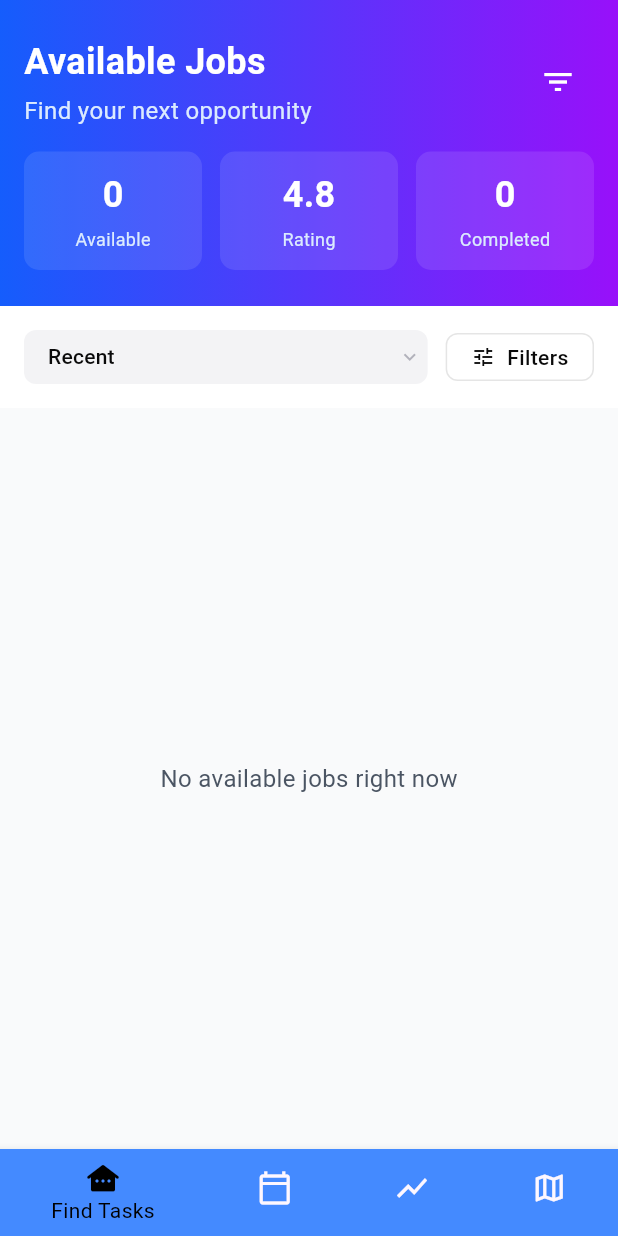
After one commit to Wlszn/localheroes, a Flutter app: the HeroMainScreen screen opened directly, on a phone screen of 412 x 824 dp. The commit adds this screen. Run offline on Flutter 3.47's test engine with Material 3 defaults, Android fonts, the phone set to English and light mode, and no system bars; our stand-ins replace cloud_firestore, firebase_auth, firebase_core, splashscreen; accounts and stored records are empty.

Commit message:
Add FindTasks screen, hero UI, and job stream
Introduce seeker/hero-specific screens and job streaming: added FindTasksScreen (job listing UI with filters, sorting and job cards) and HeroMainScreen with a new hero_bottom_navigation widget. Added TaskController.getAvailableJobs() to stream open tasks from Firestore. Updated Login and Splash to route to SeekerMainScreen or HeroMainScreen and renamed main_screen/job_list_screen/bottom_navigation to seeker-specific filenames to separate seeker vs hero flows. Minor UI/layout touches and placeholders (distance logic, apply action) left for future work.

```diff
--- a/lib/Screens/Onloading/splashscreen.dart
+++ b/lib/Screens/Onloading/splashscreen.dart
@@ -1,6 +1,6 @@
 import 'package:flutter/material.dart';
 import 'package:splashscreen/splashscreen.dart';
-import '../main_screen.dart';
+import '../seeker_main_screen.dart';
 import '../Registration/role_screen.dart';
 import '../Registration/register_screen.dart';
 import '../Registration/login_screen.dart';
--- /dev/null
+++ b/lib/Screens/find_tasks_page.dart
@@ -0,0 +1,485 @@
+import 'package:flutter/material.dart';
+import 'package:intl/intl.dart';
+import '../Controllers/task_controller.dart';
+import '../Models/task_model.dart';
+
+class FindTasksScreen extends StatefulWidget {
+  const FindTasksScreen({Key? key}) : super(key: key);
+
+  @override
+  State<FindTasksScreen> createState() => _FindTasksScreenState();
+}
+
+class _FindTasksScreenState extends State<FindTasksScreen> {
+  final TaskController _taskController = TaskController();
+  String _selectedFilter = 'Recent';
+
+  String _formatDate(DateTime dateTime) {
+    return DateFormat('M/d/yyyy').format(dateTime);
+  }
+
+  String _formatTime(DateTime dateTime) {
+    return DateFormat('h:mm a').format(dateTime);
+  }
+
+  String _formatPostedTime(DateTime createdAt) {
+    final difference = DateTime.now().difference(createdAt);
+
+    if (difference.inMinutes < 1) {
+      return 'Posted just now';
+    } else if (difference.inMinutes < 60) {
+      return 'Posted ${difference.inMinutes} min ago';
+    } else if (difference.inHours < 24) {
+      return 'Posted ${difference.inHours} hour${difference.inHours > 1 ? 's' : ''} ago';
+    } else {
+      return 'Posted ${difference.inDays} day${difference.inDays > 1 ? 's' : ''} ago';
+    }
+  }
+
+  List<JobModel> _sortJobs(List<JobModel> jobs) {
+    final sorted = [...jobs];
+
+    switch (_selectedFilter) {
+      case 'Highest Pay':
+        sorted.sort((a, b) => b.price.compareTo(a.price));
+        break;
+      case 'Recent':
+        sorted.sort((a, b) => b.createdAt.compareTo(a.createdAt));
+        break;
+      case 'Nearest':
+      default:
+      // Placeholder for now since no coordinates/distance logic yet
+        sorted.sort((a, b) => b.createdAt.compareTo(a.createdAt));
+        break;
+    }
+
+    return sorted;
+  }
+
+  @override
+  Widget build(BuildContext context) {
+    return Scaffold(
+      backgroundColor: const Color(0xFFF9FAFB),
+      body: SafeArea(
+        child: StreamBuilder<List<JobModel>>(
+          stream: _taskController.getAvailableJobs(),
+          builder: (context, snapshot) {
+            if (snapshot.connectionState == ConnectionState.waiting) {
+              return const Center(child: CircularProgressIndicator());
+            }
+
+            if (snapshot.hasError) {
+              return const Center(
+                child: Text('Error loading jobs'),
+              );
+            }
+
+            final jobs = _sortJobs(snapshot.data ?? []);
+
+            return Column(
+              children: [
+                _buildHeader(jobs.length),
+                _buildFilterBar(),
+                Expanded(
+                  child: jobs.isEmpty
+                      ? const Center(
+                    child: Text(
+                      'No available jobs right now',
+                      style: TextStyle(
+                        fontSize: 16,
+                        color: Color(0xFF4B5563),
+                      ),
+                    ),
+                  )
+                      : ListView.builder(
+                    padding: const EdgeInsets.symmetric(
+                      horizontal: 16,
+                      vertical: 24,
+                    ),
+                    itemCount: jobs.length,
+                    itemBuilder: (context, index) {
+                      return Padding(
+                        padding: const EdgeInsets.only(bottom: 16),
+                        child: _buildJobCard(jobs[index]),
+                      );
+                    },
+                  ),
+                ),
+              ],
+            );
+          },
+        ),
+      ),
+    );
+  }
+
+  Widget _buildHeader(int jobCount) {
+    return Container(
+      decoration: const BoxDecoration(
+        gradient: LinearGradient(
+          begin: Alignment.centerLeft,
+          end: Alignment.centerRight,
+          colors: [Color(0xFF155DFC), Color(0xFF9810FA)],
+        ),
+      ),
+      padding: const EdgeInsets.fromLTRB(16, 24, 16, 24),
+      child: Column(
+        children: [
+          Row(
+            mainAxisAlignment: MainAxisAlignment.spaceBetween,
+            children: [
+              const Column(
+                crossAxisAlignment: CrossAxisAlignment.start,
+                children: [
+                  Text(
+                    'Available Jobs',
+                    style: TextStyle(
+                      fontSize: 24,
+                      fontWeight: FontWeight.bold,
+                      color: Colors.white,
+                    ),
+                  ),
+                  SizedBox(height: 4),
+                  Text(
+                    'Find your next opportunity',
+                    style: TextStyle(
+                      fontSize: 16,
+                      color: Color(0xFFDBEAFE),
+                    ),
+                  ),
+                ],
+              ),
+              IconButton(
+                icon: const Icon(Icons.filter_list, color: Colors.white),
+                onPressed: () {},
+              ),
+            ],
+          ),
+          const SizedBox(height: 16),
+          Row(
+            children: [
+              Expanded(child: _buildStatCard(jobCount.toString(), 'Available')),
+              const SizedBox(width: 12),
+              Expanded(child: _buildStatCard('4.8', 'Rating')),
+              const SizedBox(width: 12),
+              Expanded(child: _buildStatCard('0', 'Completed')),
+            ],
+          ),
+        ],
+      ),
+    );
+  }
+
+  Widget _buildStatCard(String value, String label) {
+    return Container(
+      padding: const EdgeInsets.all(12),
+      decoration: BoxDecoration(
+        color: Colors.white.withOpacity(0.1),
+        borderRadius: BorderRadius.circular(10),
+      ),
+      child: Column(
+        children: [
+          Text(
+            value,
+            style: const TextStyle(
+              fontSize: 24,
+              fontWeight: FontWeight.bold,
+              color: Colors.white,
+            ),
+          ),
+          const SizedBox(height: 4),
+          Text(
+            label,
+            style: const TextStyle(
+              fontSize: 12,
+              color: Color(0xFFDBEAFE),
+            ),
+          ),
+        ],
+      ),
+    );
+  }
+
+  Widget _buildFilterBar() {
+    return Container(
+      color: Colors.white,
+      padding: const EdgeInsets.all(16),
+      child: Row(
+        children: [
+          Expanded(
+            child: Container(
+              height: 36,
+              decoration: BoxDecoration(
+                color: const Color(0xFFF3F3F5),
+                borderRadius: BorderRadius.circular(8),
+              ),
+              child: DropdownButtonHideUnderline(
+                child: ButtonTheme(
+                  alignedDropdown: true,
+                  child: DropdownButton<String>(
+                    value: _selectedFilter,
+                    icon: const Icon(
+                      Icons.keyboard_arrow_down,
+                      size: 16,
+                      color: Color(0x80717182),
+                    ),
+                    items: ['Nearest', 'Recent', 'Highest Pay']
+                        .map((String value) {
+                      return DropdownMenuItem<String>(
+                        value: value,
+                        child: Text(
+                          value,
+                          style: const TextStyle(
+                            fontSize: 14,
+                            color: Color(0xFF0A0A0A),
+                          ),
+                        ),
+                      );
+                    }).toList(),
+                    onChanged: (String? newValue) {
+                      setState(() {
+                        _selectedFilter = newValue!;
+                      });
+                    },
+                  ),
+                ),
+              ),
+            ),
+          ),
+          const SizedBox(width: 12),
+          Container(
+            height: 32,
+            padding: const EdgeInsets.symmetric(horizontal: 16),
+            decoration: BoxDecoration(
+              color: Colors.white,
+              border: Border.all(color: const Color(0x1A000000)),
+              borderRadius: BorderRadius.circular(8),
+            ),
+            child: const Row(
+              children: [
+                Icon(Icons.tune, size: 16, color: Color(0xFF0A0A0A)),
+                SizedBox(width: 8),
+                Text(
+                  'Filters',
+                  style: TextStyle(
+                    fontSize: 14,
+                    fontWeight: FontWeight.w500,
+                    color: Color(0xFF0A0A0A),
+                  ),
+                ),
+              ],
+            ),
+          ),
+        ],
+      ),
+    );
+  }
+
+  Widget _buildJobCard(JobModel job) {
+    return Container(
+      decoration: BoxDecoration(
+        color: Colors.white,
+        borderRadius: BorderRadius.circular(14),
+        boxShadow: [
+          BoxShadow(
+            color: Colors.black.withOpacity(0.1),
+            blurRadius: 3,
+            offset: const Offset(0, 1),
+          ),
+        ],
+      ),
+      child: Column(
+        crossAxisAlignment: CrossAxisAlignment.start,
+        children: [
+          Padding(
+            padding: const EdgeInsets.all(21),
+            child: Column(
+              crossAxisAlignment: CrossAxisAlignment.start,
+              children: [
+                Row(
+                  children: [
+                    Container(
+                      padding: const EdgeInsets.symmetric(
+                        horizontal: 9,
+                        vertical: 3,
+                      ),
+                      decoration: BoxDecoration(
+                        color: const Color(0xFFEFF6FF),
+                        borderRadius: BorderRadius.circular(8),
+                      ),
+                      child: Text(
+                        job.categoryId,
+                        style: const TextStyle(
+                          fontSize: 12,
+                          fontWeight: FontWeight.w500,
+                          color: Color(0xFF1447E6),
+                        ),
+                      ),
+                    ),
+                    const SizedBox(width: 8),
+                    Container(
+                      padding: const EdgeInsets.symmetric(
+                        horizontal: 9,
+                        vertical: 3,
+                      ),
+                      decoration: BoxDecoration(
+                        border: Border.all(color: const Color(0x1A000000)),
+                        borderRadius: BorderRadius.circular(8),
+                      ),
+                      child: Text(
+                        _formatDate(job.createdAt),
+                        style: const TextStyle(
+                          fontSize: 12,
+                          fontWeight: FontWeight.w500,
+                          color: Color(0xFF0A0A0A),
+                        ),
+                      ),
+                    ),
+                  ],
+                ),
+                const SizedBox(height: 8),
+                Row(
+                  crossAxisAlignment: CrossAxisAlignment.start,
+                  children: [
+                    Expanded(
+                      child: Column(
+                        crossAxisAlignment: CrossAxisAlignment.start,
+                        children: [
+                          Text(
+                            job.title,
+                            style: const TextStyle(
+                              fontSize: 18,
+                              fontWeight: FontWeight.w600,
+                              color: Color(0xFF101828),
+                            ),
+                          ),
+                          const SizedBox(height: 4),
+                          Text(
+                            job.description,
+                            style: const TextStyle(
+                              fontSize: 14,
+                              fontWeight: FontWeight.w500,
+                              color: Color(0xFF4A5565),
+                              height: 1.4,
+                            ),
+                            maxLines: 2,
+                            overflow: TextOverflow.ellipsis,
+                          ),
+                        ],
+                      ),
+                    ),
+                    const SizedBox(width: 16),
+                    Column(
+                      crossAxisAlignment: CrossAxisAlignment.end,
+                      children: [
+                        Text(
+                          '\$${job.price.toStringAsFixed(0)}',
+                          style: const TextStyle(
+                            fontSize: 24,
+                            fontWeight: FontWeight.bold,
+                            color: Color(0xFF00A63E),
+                          ),
+                        ),
+                        const Text(
+                          'Budget',
+                          style: TextStyle(
+                            fontSize: 12,
+                            fontWeight: FontWeight.w500,
+                            color: Color(0xFF6A7282),
+                          ),
+                        ),
+                      ],
+                    ),
+                  ],
+                ),
+                const SizedBox(height: 12),
+                Row(
+                  children: [
+                    const Icon(
+                      Icons.location_on_outlined,
+                      size: 16,
+                      color: Color(0xFF4A5565),
+                    ),
+                    const SizedBox(width: 4),
+                    Expanded(
+                      child: Text(
+                        job.location,
+                        style: const TextStyle(
+                          fontSize: 14,
+                          fontWeight: FontWeight.w500,
+                          color: Color(0xFF4A5565),
+                        ),
+                        overflow: TextOverflow.ellipsis,
+                      ),
+                    ),
+                    const SizedBox(width: 16),
+                    const Icon(
+                      Icons.access_time,
+                      size: 16,
+                      color: Color(0xFF4A5565),
+                    ),
+                    const SizedBox(width: 4),
+                    Text(
+                      _formatTime(job.createdAt),
+                      style: const TextStyle(
+                        fontSize: 14,
+                        fontWeight: FontWeight.w500,
+                        color: Color(0xFF4A5565),
+                      ),
+                    ),
+                  ],
+                ),
+              ],
+            ),
+          ),
+          Container(
+            decoration: const BoxDecoration(
+              border: Border(
+                top: BorderSide(color: Color(0x1A000000), width: 1),
+              ),
+            ),
+            padding: const EdgeInsets.fromLTRB(21, 13, 21, 21),
+            child: Row(
+              children: [
+                const CircleAvatar(
+                  radius: 18,
+                  backgroundColor: Color(0xFF155DFC),
+                  child: Icon(Icons.person, color: Colors.white, size: 18),
+                ),
+                const SizedBox(width: 12),
+                Expanded(
+                  child: Text(
+                    _formatPostedTime(job.createdAt),
+                    style: const TextStyle(
+                      fontSize: 12,
+                      fontWeight: FontWeight.w500,
+                      color: Color(0xFF6A7282),
+                    ),
+                  ),
+                ),
+                ElevatedButton(
+                  onPressed: () {
+                    // add apply/accept logic later
+                  },
+                  style: ElevatedButton.styleFrom(
+                    backgroundColor: const Color(0xFF155DFC),
+                    foregroundColor: Colors.white,
+                    elevation: 0,
+                    padding: const EdgeInsets.symmetric(
+                      horizontal: 16,
+                      vertical: 10,
+                    ),
+                    shape: RoundedRectangleBorder(
+                      borderRadius: BorderRadius.circular(8),
+                    ),
+                  ),
+                  child: const Text('View'),
+                ),
+              ],
+            ),
+          ),
+        ],
+      ),
+    );
+  }
+}
--- a/lib/Screens/main_screen.dart
+++ b/lib/Screens/hero_main_screen.dart
@@ -1,23 +1,23 @@
 import 'package:flutter/material.dart';
-import '/widgets/bottom_navigation.dart';
-import '/widgets/navigation_drawer.dart';
-import 'job_list_screen.dart';
-import 'find_heroes_screen.dart';
+import 'seeker_tasklist_screen.dart';
+import '../Widgets/hero_bottom_navigation.dart';
+import 'find_tasks_page.dart';
 
-class MainScreen extends StatefulWidget {
-  const MainScreen({super.key});
+class HeroMainScreen extends StatefulWidget {
+  const HeroMainScreen({super.key});
 
   @override
-  State<MainScreen> createState() => _MainScreenState();
+  State<HeroMainScreen> createState() => _HeroMainScreenState();
 }
 
-class _MainScreenState extends State<MainScreen> {
-  //index to switch between pages
+class _HeroMainScreenState extends State<HeroMainScreen> {
   int _selectedIndex = 0;
 
   final List<Widget> _pages = const [
-    FindHeroesScreen(),
+    FindTasksScreen(),
     JobListScreen(),
+
+
   ];
 
   void _onItemTapped(int index) {
@@ -35,7 +35,6 @@ class _MainScreenState extends State<MainScreen> {
         currentIndex: _selectedIndex,
         onTap: _onItemTapped,
       ),
-      drawer: Navigationdrawer(),
 
     );
   }
--- /dev/null
+++ b/lib/Widgets/hero_bottom_navigation.dart
@@ -0,0 +1,46 @@
+import 'package:flutter/material.dart';
+
+class Bottomnavigation extends StatelessWidget {
+  final int currentIndex;
+  final Function(int) onTap;
+
+  const Bottomnavigation({
+    super.key,
+    required this.currentIndex,
+    required this.onTap,
+  });
+
+  @override
+  Widget build(BuildContext context) {
+    // TODO: implement build
+    return BottomNavigationBar(
+      items: [
+        BottomNavigationBarItem(
+          icon: Icon(Icons.other_houses_rounded),
+          label: 'Find Tasks',
+          backgroundColor: Colors.blueAccent,
+        ),
+        BottomNavigationBarItem(
+          icon: Icon(Icons.calendar_today_outlined),
+          label: 'Scheduled Tasks',
+          backgroundColor: Colors.blueAccent,
+        ),
+        BottomNavigationBarItem(
+          icon: Icon(Icons.show_chart),
+          label: 'Earnings',
+          backgroundColor: Colors.blueAccent,
+        ),
+        BottomNavigationBarItem(
+          icon: Icon(Icons.map_outlined),
+          label: 'Profile',
+          backgroundColor: Colors.blueAccent,
+        ),
+      ],
+      type: BottomNavigationBarType.shifting,
+      currentIndex: currentIndex,
+      onTap: onTap,
+      selectedItemColor: Colors.black,
+      elevation: 5,
+    );
+  }
+}
```
Also changed, not shown: lib/Controllers/task_controller.dart (+10 -0 lines), lib/Screens/Registration/login_screen.dart (+8 -2 lines), lib/Screens/seeker_main_screen.dart (added, +40 -0 lines), lib/Screens/seeker_tasklist_screen.dart (renamed from lib/Screens/job_list_screen.dart), lib/Widgets/seeker_bottom_navigation.dart (renamed from lib/Widgets/bottom_navigation.dart).
